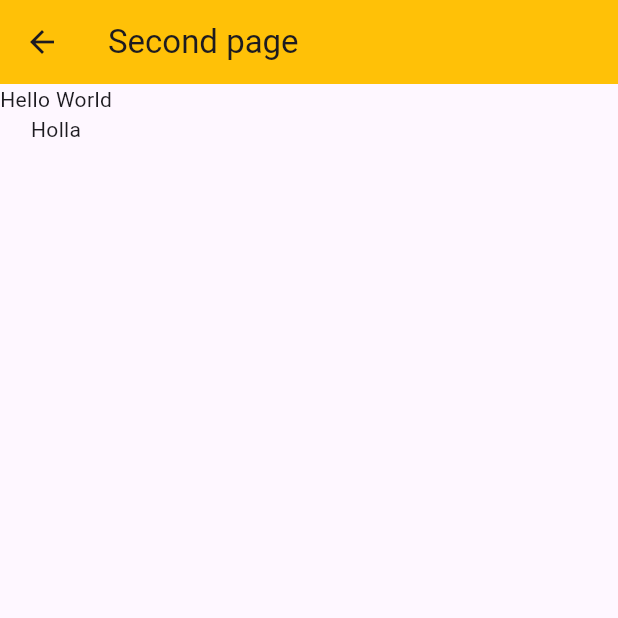
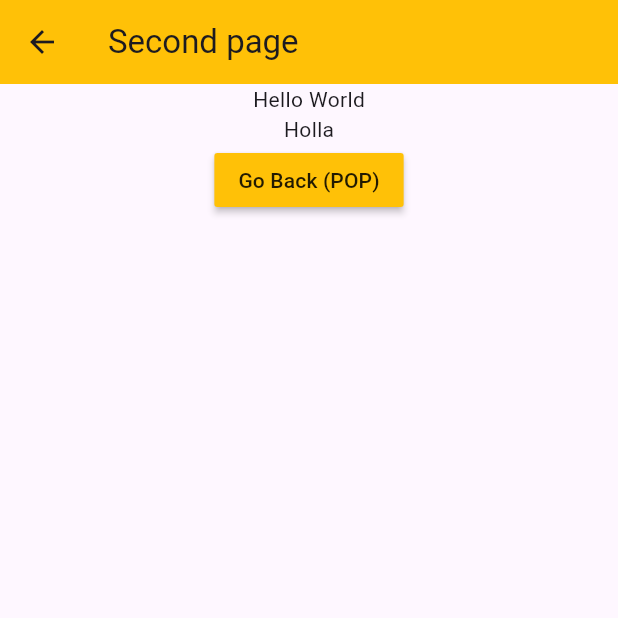
Before and after one commit to Threshik/Finger-Tap-Game, a Flutter app: the SecondApp screen opened directly, on a phone screen of 412 x 824 dp, the top half of it. Run offline on Flutter 3.47's test engine with Material 3 defaults, Android fonts, the light colour scheme and no system bars.

Commit message:
Navigator pop  operation

```diff
--- a/lib/main.dart
+++ b/lib/main.dart
@@ -30,20 +30,37 @@ class MainApp extends StatelessWidget {
   }
 }
 
-class SecondApp extends StatelessWidget {
+class SecondApp extends StatefulWidget {
   String label1="";
   String label2="";
   //constructor
   SecondApp(this.label1,this.label2);
+
+  @override
+  State<SecondApp> createState() => _SecondAppState();
+}
+
+class _SecondAppState extends State<SecondApp> {
   @override
   Widget build(BuildContext context) {
     return Scaffold(
       appBar: AppBar(backgroundColor: Colors.amber, title: Text("Second page")),
-      body: Column(
+      body: Center(
+        child: Column(
         children: [
-          Text(label1),
-          Text(label2)
+          Text(widget.label1),
+          Text(widget.label2),
+
+          MaterialButton(
+            color: Colors.amber,
+            child: Text("Go Back (POP)"),
+            onPressed: (){
+              Navigator.pop(context);
+          }
+
+          )
         ],
+      ),
       )
     );
   }
```
